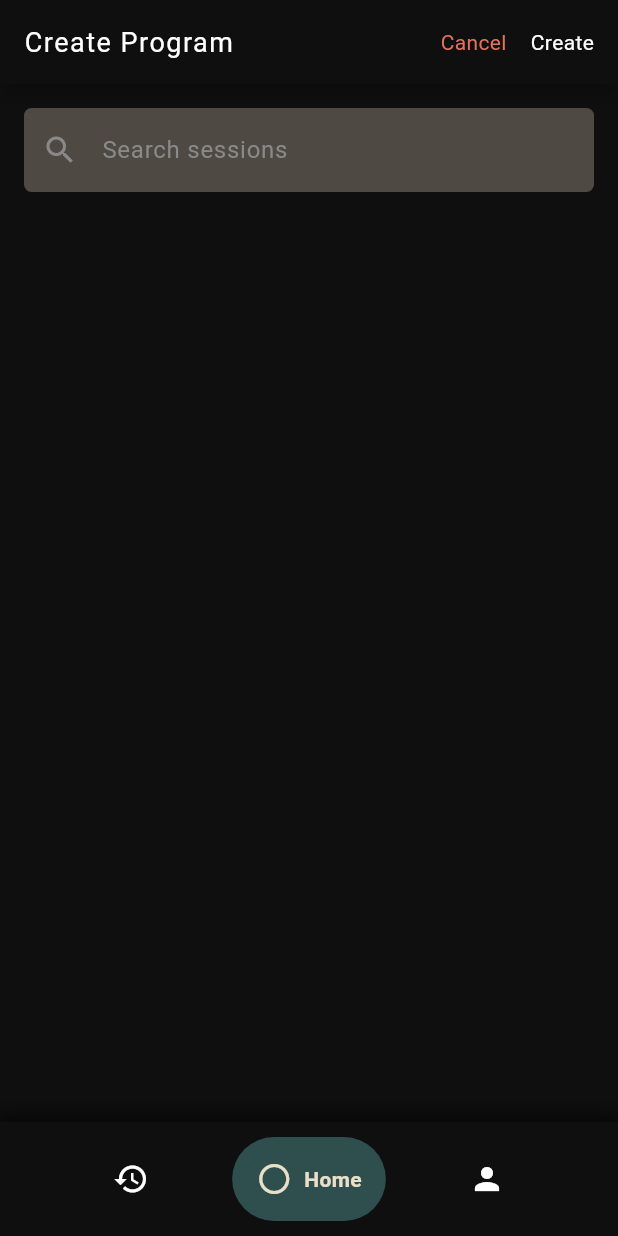
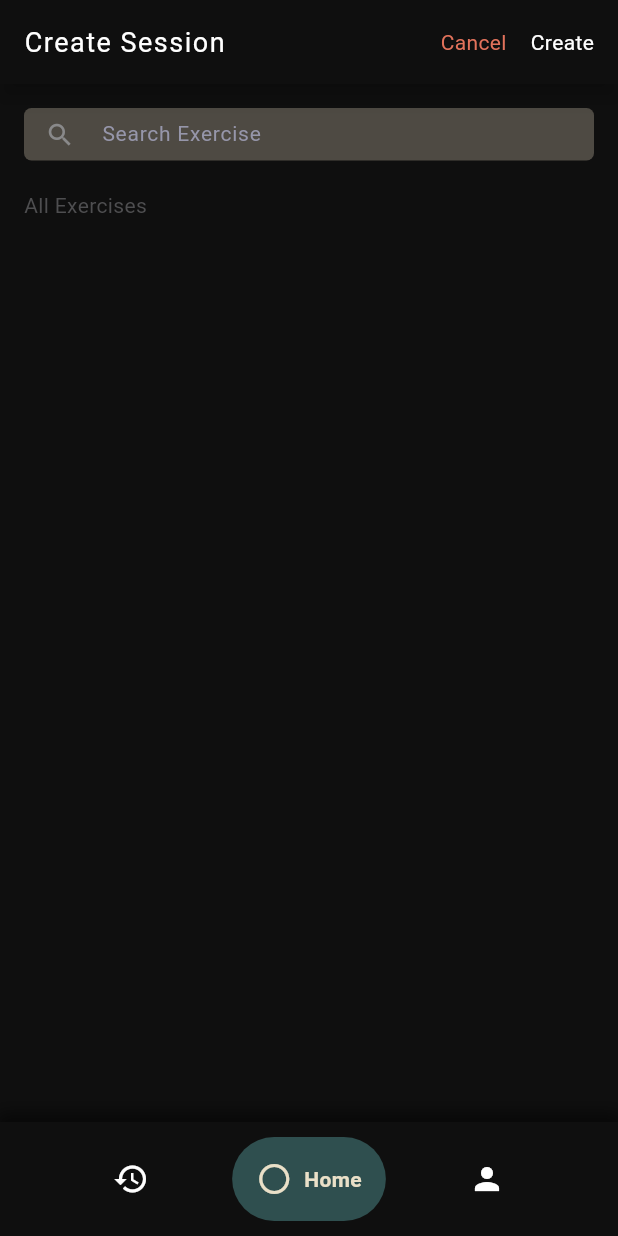
Before and after one commit to zendrexx/workout_app, a Flutter app: the AddExercisePage screen opened by its route, on a phone screen of 412 x 824 dp. Run offline on Flutter 3.47's test engine with Material 3 defaults, Android fonts, the phone set to English and light mode, and no system bars; drawn by our look-alikes of google_nav_bar; our stand-ins replace flutter_heatmap_calendar, go_router.

Commit message:
add exercise page without items

```diff
--- a/client/lib/features/home/pages/add_exercise_page.dart
+++ b/client/lib/features/home/pages/add_exercise_page.dart
@@ -28,7 +28,7 @@ class _AddExercisePageState extends State<AddExercisePage> {
       appBar: AppBar(
         automaticallyImplyLeading: false,
         title: Text(
-          "Create Program",
+          "Create Session",
           style: const TextStyle(
             color: Colors.white,
             fontSize: 18,
@@ -70,20 +70,31 @@ class _AddExercisePageState extends State<AddExercisePage> {
               child: Padding(
                 padding: const EdgeInsets.all(16.0),
                 child: Column(
-                  crossAxisAlignment: CrossAxisAlignment.center,
+                  crossAxisAlignment: CrossAxisAlignment.start,
                   children: [
-                    TextField(
+                    SizedBox(
+                      height: 35,
+                      child: TextField(
+                        style: const TextStyle(
+                          fontSize: 14,
+                          color: Colors.white,
+                        ),
                         cursorColor: Colors.white,
                         controller: _controller,
                         decoration: InputDecoration(
+                          contentPadding: EdgeInsets.all(0),
                           filled: true,
                           fillColor: Color(0xff4E4A43),
-                        hintText: "Search sessions",
-                        hintStyle: TextStyle(color: Color(0xff89898A)),
+                          hintText: "Search Exercise",
+                          hintStyle: TextStyle(
+                            color: Color(0xff89898Ad),
+                            fontSize: 14,
+                          ),
                           prefixIcon: IconButton(
                             icon: const Icon(
                               Icons.search,
                               color: Color(0xff89898A),
+                              size: 20,
                             ),
                             onPressed: () {
                               _controller.clear();
@@ -110,7 +121,12 @@ class _AddExercisePageState extends State<AddExercisePage> {
                           setState(() {});
                         },
                       ),
-                    SizedBox(height: 10),
+                    ),
+                    SizedBox(height: 20),
+                    Text(
+                      "All Exercises",
+                      style: TextStyle(color: Color(0xff4E4E50)),
+                    ),
                     // ListView.builder(
                     //   shrinkWrap: true,
                     //   physics: NeverScrollableScrollPhysics(),
```
Also changed, not shown: client/lib/features/home/pages/select_session_page.dart (+14 -2 lines). Lines whose indentation alone changed are shown as unchanged.
